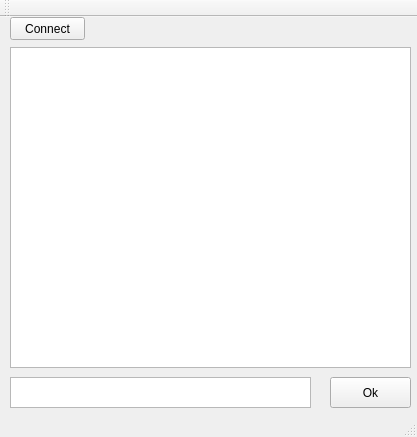
This is mainwindow.ui in f1nality/ipc_client as Qt 5 draws it before an edit. The edited form follows.
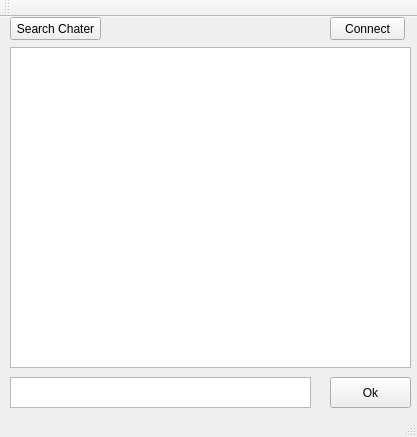
This is the edited form.

```diff
--- a/mainwindow.ui
+++ b/mainwindow.ui
@@ -30,7 +30,7 @@
    <widget class="QPushButton" name="connectButton">
     <property name="geometry">
      <rect>
-      <x>10</x>
+      <x>330</x>
       <y>0</y>
       <width>75</width>
       <height>23</height>
@@ -63,6 +63,19 @@
      </rect>
     </property>
    </widget>
+   <widget class="QPushButton" name="searcherButton">
+    <property name="geometry">
+     <rect>
+      <x>10</x>
+      <y>0</y>
+      <width>91</width>
+      <height>23</height>
+     </rect>
+    </property>
+    <property name="text">
+     <string>Search Chater</string>
+    </property>
+   </widget>
   </widget>
   <widget class="QToolBar" name="mainToolBar">
    <attribute name="toolBarArea">
```
